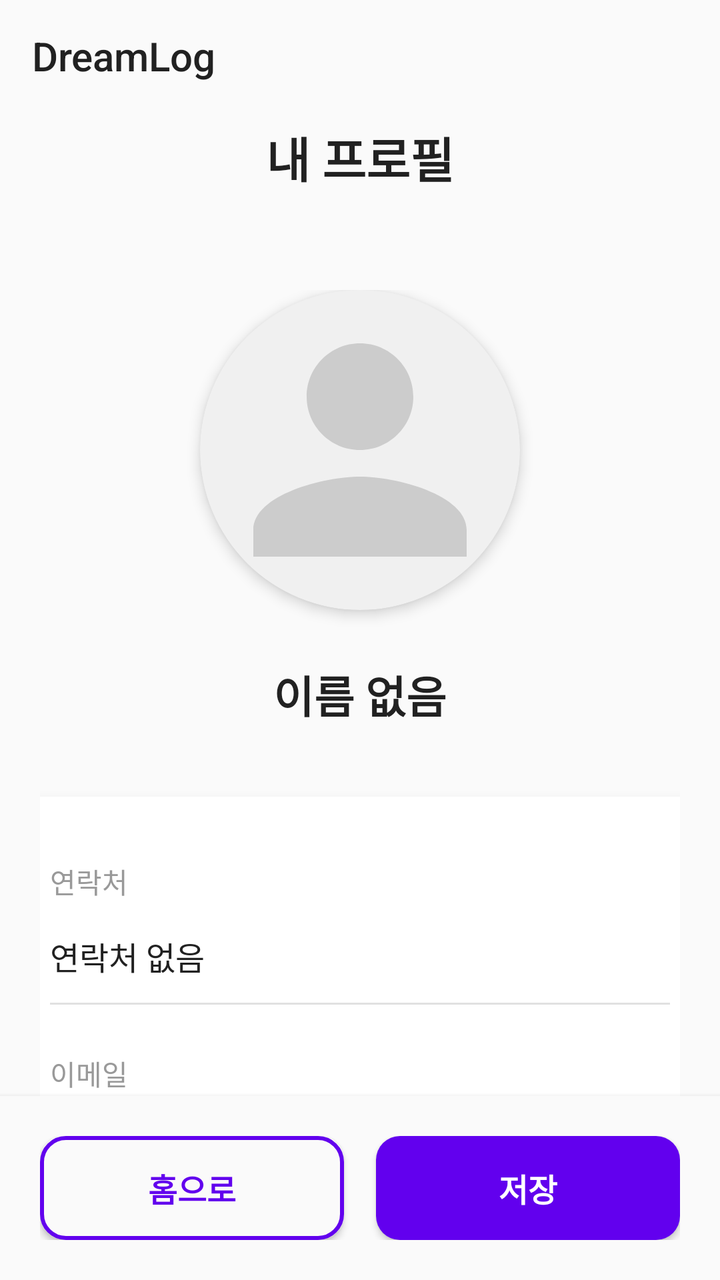
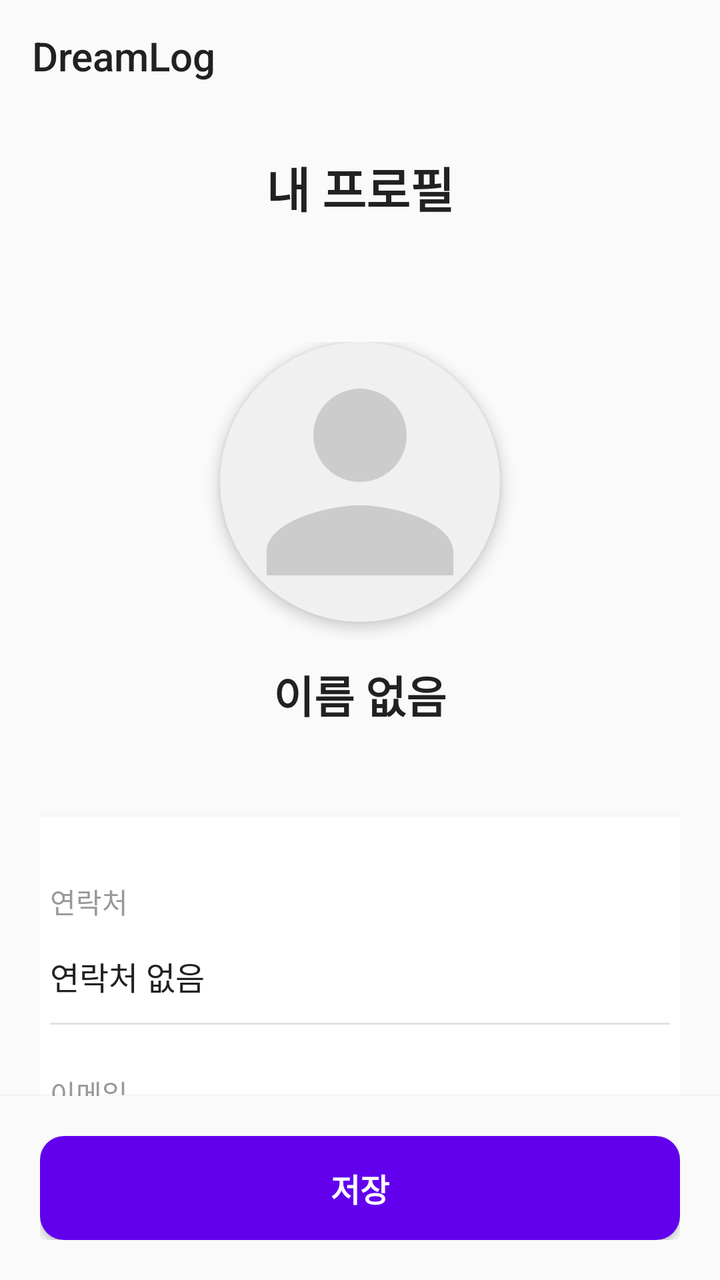

Screens rendered from an Android XML layout before and after an edit, with the pre-edit source and the edit as a unified diff.
<!-- AndroidManifest.xml: application theme Theme.DreamLog -->
<!-- res/layout/activity_profile.xml -->
<?xml version="1.0" encoding="utf-8"?>
<layout xmlns:android="http://schemas.android.com/apk/res/android"
    xmlns:app="http://schemas.android.com/apk/res-auto">

    <androidx.drawerlayout.widget.DrawerLayout
        android:id="@+id/drawerLayout"
        android:layout_width="match_parent"
        android:layout_height="match_parent"
        android:fitsSystemWindows="true">

        <LinearLayout
            android:layout_width="match_parent"
            android:layout_height="match_parent"
            android:orientation="vertical"
            android:background="@color/white_black_background">

            <include layout="@layout/toolbar" />

            <TextView
                android:layout_width="match_parent"
                android:layout_height="wrap_content"
                android:text="내 프로필"
                android:textSize="24sp"
                android:textStyle="bold"
                android:gravity="center"
                android:textColor="@color/black_white_text"
                android:paddingTop="5dp"
                android:paddingBottom="5dp" />

            <ScrollView
                android:layout_width="match_parent"
                android:layout_height="0dp"
                android:layout_weight="1"
                android:fillViewport="true"
                android:scrollbars="none">

                <LinearLayout
                    android:layout_width="match_parent"
                    android:layout_height="wrap_content"
                    android:orientation="vertical"
                    android:padding="20dp">

                    
                    <LinearLayout
                        android:layout_width="250dp"
                        android:layout_height="wrap_content"
                        android:layout_marginBottom="10dp"

                        android:layout_gravity="center_horizontal"
                        android:orientation="vertical"
                        android:padding="24dp"
                        android:gravity="center_horizontal"
                        android:background="@color/white_black_background">

                        <ImageView
                        android:id="@+id/imageProfile"
                        android:layout_width="160dp"
                        android:layout_height="160dp"
                        android:src="@drawable/ic_profile_default"
                        android:background="@drawable/circle_background"
                        android:scaleType="centerCrop"
                        android:clipToOutline="true"
                        android:elevation="4dp"
                        android:layout_marginBottom="16dp" />

                        <TextView
                            android:id="@+id/textName"
                            android:layout_width="wrap_content"
                            android:layout_height="wrap_content"
                            android:text="이름 없음"
                            android:layout_marginTop="10dp"
                            android:textSize="22sp"
                            android:textStyle="bold"
                            android:textColor="@color/black_white_text"
                            android:gravity="center" />
                    </LinearLayout>

                    
                    <androidx.cardview.widget.CardView
                        android:layout_width="350dp"
                        android:layout_height="wrap_content"
                        android:layout_marginTop="1dp"
                        android:layout_marginBottom="10dp"
                        android:layout_gravity="center_horizontal"
                        app:cardCornerRadius="16dp"
                        app:cardElevation="4dp"
                        app:cardBackgroundColor="@color/white_black_input_bg">

                        <LinearLayout
                            android:layout_width="match_parent"
                            android:layout_height="wrap_content"
                            android:orientation="vertical"
                            android:padding="20dp">

                            
                            <LinearLayout
                                android:layout_width="match_parent"
                                android:layout_height="wrap_content"
                                android:orientation="vertical"
                                android:paddingVertical="12dp">

                                <TextView
                                    android:layout_width="match_parent"
                                    android:layout_height="wrap_content"
                                    android:text="연락처"
                                    android:textSize="14sp"
                                    android:textColor="@color/gray_gray_hint_text"
                                    android:layout_marginBottom="4dp" />

                                <EditText
                                    android:id="@+id/editPhone"
                                    android:layout_width="match_parent"
                                    android:layout_height="wrap_content"
                                    android:text="연락처 없음"
                                    android:textSize="16sp"
                                    android:textColor="@color/black_white_text"
                                    android:padding="0dp"
                                    android:background="@android:color/transparent"
                                    android:minLines="2"
                                    android:lineSpacingExtra="4dp" />

                                <View
                                    android:layout_width="match_parent"
                                    android:layout_height="1dp"
                                    android:background="@color/gray_gray_hint_text"
                                    android:alpha="0.3" />
                            </LinearLayout>

                            
                            <LinearLayout
                                android:layout_width="match_parent"
                                android:layout_height="wrap_content"
                                android:orientation="vertical"
                                android:paddingVertical="12dp">

                                <TextView
                                    android:layout_width="match_parent"
                                    android:layout_height="wrap_content"
                                    android:text="이메일"
                                    android:textSize="14sp"
                                    android:textColor="@color/gray_gray_hint_text"
                                    android:layout_marginBottom="4dp" />

                                <EditText
                                    android:id="@+id/editEmail"
                                    android:layout_width="match_parent"
                                    android:layout_height="wrap_content"
                                    android:text="이메일 없음"
                                    android:textSize="16sp"
                                    android:textColor="@color/black_white_text"
                                    android:padding="0dp"
                                    android:background="@android:color/transparent"
                                    android:minLines="2"
                                    android:lineSpacingExtra="4dp" />

                                <View
                                    android:layout_width="match_parent"
                                    android:layout_height="1dp"
                                    android:background="@color/gray_gray_hint_text"
                                    android:alpha="0.3" />
                            </LinearLayout>

                            
                            <LinearLayout
                                android:layout_width="match_parent"
                                android:layout_height="wrap_content"
                                android:orientation="vertical"
                                android:paddingVertical="12dp">

                                <TextView
                                    android:layout_width="match_parent"
                                    android:layout_height="wrap_content"
                                    android:text="한줄 소개"
                                    android:textSize="14sp"
                                    android:textColor="@color/gray_gray_hint_text"
                                    android:layout_marginBottom="4dp" />

                                <EditText
                                    android:id="@+id/editComment"
                                    android:layout_width="match_parent"
                                    android:layout_height="wrap_content"
                                    android:text="한줄 소개 없음"
                                    android:textSize="16sp"
                                    android:textColor="@color/black_white_text"
                                    android:padding="0dp"
                                    android:background="@android:color/transparent"
                                    android:minLines="2"
                                    android:lineSpacingExtra="4dp" />

                                <View
                                    android:layout_width="match_parent"
                                    android:layout_height="1dp"
                                    android:background="@color/gray_gray_hint_text"
                                    android:alpha="0.3" />
                            </LinearLayout>
                        </LinearLayout>
                    </androidx.cardview.widget.CardView>
                </LinearLayout>
            </ScrollView>

            <LinearLayout
                android:layout_width="match_parent"
                android:layout_height="wrap_content"
                android:orientation="horizontal"
                android:padding="20dp"
                android:gravity="center"
                android:background="@color/white_black_background"
                android:elevation="4dp">

                <Button
                    android:id="@+id/btnBackToMain"
                    android:layout_width="0dp"
                    android:layout_height="52dp"
                    android:layout_weight="1"
                    android:text="홈으로"
                    android:background="@drawable/bg_btn_outline"
                    android:textColor="@color/purple_purple_accent_text"
                    android:textSize="16sp"
                    android:textStyle="bold"
                    android:layout_marginEnd="8dp" />

                <Button
                    android:id="@+id/btnEditProfile"
                    android:layout_width="0dp"
                    android:layout_height="52dp"
                    android:layout_weight="1"
                    android:text="저장"
                    android:layout_marginStart="8dp"
                    android:background="@drawable/bg_btn_primary"
                    android:textColor="@color/white_black_button_text"
                    android:textSize="16sp"
                    android:textStyle="bold" />
            </LinearLayout>
        </LinearLayout>

        <include layout="@layout/drawer_layout" />
    </androidx.drawerlayout.widget.DrawerLayout>
</layout>
<!-- res/layout/toolbar.xml (included above) -->
<?xml version="1.0" encoding="utf-8"?>
<androidx.appcompat.widget.Toolbar
    xmlns:android="http://schemas.android.com/apk/res/android"
    android:id="@+id/toolbar"
    android:layout_width="match_parent"
    android:layout_height="?attr/actionBarSize"
    android:background="@color/white_black_background"
    android:title="DreamLog"
    android:titleTextColor="@color/black_white_text"
    android:elevation="0dp" />
<!-- res/layout/drawer_layout.xml (included above) -->
<?xml version="1.0" encoding="utf-8"?>
<LinearLayout
    xmlns:android="http://schemas.android.com/apk/res/android"
    xmlns:app="http://schemas.android.com/apk/res-auto"
    android:layout_width="wrap_content"
    android:layout_height="match_parent"
    android:orientation="vertical"
    android:layout_gravity="start"
    android:background="@color/white_black_background">

    <com.google.android.material.navigation.NavigationView
        android:id="@+id/navigationView"
        android:layout_width="match_parent"
        android:layout_height="0dp"
        android:layout_weight="1"
        app:menu="@menu/drawer_menu" />

    <Button
        android:id="@+id/menu_logout"
        android:layout_width="match_parent"
        android:layout_height="wrap_content"
        android:text="로그아웃"
        android:drawableLeft="@android:drawable/ic_lock_power_off"
        android:textColor="@color/black_white_text"
        android:layout_margin="16dp"
        android:background="?android:attr/selectableItemBackground"
        android:elevation="0dp"
        android:stateListAnimator="@null"
        android:outlineProvider="none" />
</LinearLayout>
<!-- resources referenced by this layout -->
<resources>
  <color name="black_white_text">#212121</color>
  <color name="gray_gray_hint_text">#999999</color>
  <color name="purple_purple_accent_text">#6200EE</color>
  <color name="white_black_background">#FAFAFA</color>
  <color name="white_black_button_text">#FFFFFF</color>
  <color name="white_black_input_bg">#FFFFFF</color>
  <!-- drawable bg_btn_outline (drawable) -->
  <shape xmlns:android="http://schemas.android.com/apk/res/android" android:shape="rectangle">
      <solid android:color="@color/white_black_background"/>
      <stroke android:width="2dp" android:color="#6200EE"/>
      <corners android:radius="12dp"/>
  </shape>
  <!-- drawable bg_btn_primary (drawable) -->
  <shape xmlns:android="http://schemas.android.com/apk/res/android" android:shape="rectangle">
      <solid android:color="#6200EE"/>
      <corners android:radius="12dp"/>
      <padding android:left="8dp" android:right="8dp" />
  </shape>
  <!-- drawable circle_background (drawable) -->
  <?xml version="1.0" encoding="utf-8"?>
  <shape xmlns:android="http://schemas.android.com/apk/res/android"
      android:shape="oval">
      <solid android:color="#F0F0F0" />
  </shape>
  <!-- drawable ic_profile_default (drawable) -->
  <?xml version="1.0" encoding="utf-8"?>
  <vector xmlns:android="http://schemas.android.com/apk/res/android"
      android:width="120dp"
      android:height="120dp"
      android:viewportWidth="24"
      android:viewportHeight="24">
  
      <path
          android:fillColor="#CCCCCC"
          android:pathData="M12,12c2.21,0 4,-1.79 4,-4s-1.79,-4 -4,-4 -4,1.79 -4,4 1.79,4 4,4zm0,2c-2.67,0 -8,1.34 -8,4v2h16v-2c0,-2.66 -5.33,-4 -8,-4z" />
  </vector>
  <style name="Theme.DreamLog" parent="Theme.AppCompat.DayNight.NoActionBar">
          <item name="android:statusBarColor">@color/white_black_background</item>
          <item name="android:windowBackground">@color/white_black_background</item>
          <item name="colorPrimary">@color/white_black_background</item>
          <item name="colorPrimaryDark">@color/white_black_background</item>
          <item name="colorAccent">@color/black_white_text</item> 
          <item name="android:textColorPrimary">@color/black_white_text</item>
      </style>
</resources>

<!-- the commit's change to res/layout/activity_profile.xml (unified diff, before → after) -->
@@ -24,8 +24,8 @@
                 android:textStyle="bold"
                 android:gravity="center"
                 android:textColor="@color/black_white_text"
-                android:paddingTop="5dp"
-                android:paddingBottom="5dp" />
+                android:paddingTop="20dp"
+                android:paddingBottom="16dp" />
 
             <ScrollView
                 android:layout_width="match_parent"
@@ -44,8 +44,7 @@
                     <LinearLayout
                         android:layout_width="250dp"
                         android:layout_height="wrap_content"
-                        android:layout_marginBottom="10dp"
-
+                        android:layout_marginBottom="20dp"
                         android:layout_gravity="center_horizontal"
                         android:orientation="vertical"
                         android:padding="24dp"
@@ -53,22 +52,21 @@
                         android:background="@color/white_black_background">
 
                         <ImageView
-                        android:id="@+id/imageProfile"
-                        android:layout_width="160dp"
-                        android:layout_height="160dp"
-                        android:src="@drawable/ic_profile_default"
-                        android:background="@drawable/circle_background"
-                        android:scaleType="centerCrop"
-                        android:clipToOutline="true"
-                        android:elevation="4dp"
-                        android:layout_marginBottom="16dp" />
+                            android:id="@+id/imageProfile"
+                            android:layout_width="140dp"
+                            android:layout_height="140dp"
+                            android:layout_marginBottom="20dp"
+                            android:scaleType="centerCrop"
+                            android:src="@drawable/ic_profile_default"
+                            android:background="@drawable/circle_background"
+                            android:clipToOutline="true"
+                            android:elevation="4dp" />
 
                         <TextView
                             android:id="@+id/textName"
                             android:layout_width="wrap_content"
                             android:layout_height="wrap_content"
                             android:text="이름 없음"
-                            android:layout_marginTop="10dp"
                             android:textSize="22sp"
                             android:textStyle="bold"
                             android:textColor="@color/black_white_text"
@@ -141,7 +139,7 @@
                                     android:textColor="@color/gray_gray_hint_text"
                                     android:layout_marginBottom="4dp" />
 
-                                <EditText
+                                <TextView
                                     android:id="@+id/editEmail"
                                     android:layout_width="match_parent"
                                     android:layout_height="wrap_content"
@@ -149,9 +147,9 @@
                                     android:textSize="16sp"
                                     android:textColor="@color/black_white_text"
                                     android:padding="0dp"
-                                    android:background="@android:color/transparent"
-                                    android:minLines="2"
-                                    android:lineSpacingExtra="4dp" />
+                                    android:layout_marginTop="10dp"
+                                    android:layout_marginBottom="10dp"
+                                    android:background="@android:color/transparent"/>
 
                                 <View
                                     android:layout_width="match_parent"
@@ -208,24 +206,10 @@
                 android:elevation="4dp">
 
                 <Button
-                    android:id="@+id/btnBackToMain"
-                    android:layout_width="0dp"
+                    android:id="@+id/btnSave"
+                    android:layout_width="match_parent"
                     android:layout_height="52dp"
-                    android:layout_weight="1"
-                    android:text="홈으로"
-                    android:background="@drawable/bg_btn_outline"
-                    android:textColor="@color/purple_purple_accent_text"
-                    android:textSize="16sp"
-                    android:textStyle="bold"
-                    android:layout_marginEnd="8dp" />
-
-                <Button
-                    android:id="@+id/btnEditProfile"
-                    android:layout_width="0dp"
-                    android:layout_height="52dp"
-                    android:layout_weight="1"
                     android:text="저장"
-                    android:layout_marginStart="8dp"
                     android:background="@drawable/bg_btn_primary"
                     android:textColor="@color/white_black_button_text"
                     android:textSize="16sp"
<!-- resource entries referenced after the edit -->
@@ -2,16 +2,9 @@
 <resources>
   <color name="black_white_text">#212121</color>
   <color name="gray_gray_hint_text">#999999</color>
-  <color name="purple_purple_accent_text">#6200EE</color>
   <color name="white_black_background">#FAFAFA</color>
   <color name="white_black_button_text">#FFFFFF</color>
   <color name="white_black_input_bg">#FFFFFF</color>
-  <!-- drawable bg_btn_outline (drawable) -->
-  <shape xmlns:android="http://schemas.android.com/apk/res/android" android:shape="rectangle">
-      <solid android:color="@color/white_black_background"/>
-      <stroke android:width="2dp" android:color="#6200EE"/>
-      <corners android:radius="12dp"/>
-  </shape>
   <!-- drawable bg_btn_primary (drawable) -->
   <shape xmlns:android="http://schemas.android.com/apk/res/android" android:shape="rectangle">
       <solid android:color="#6200EE"/>
